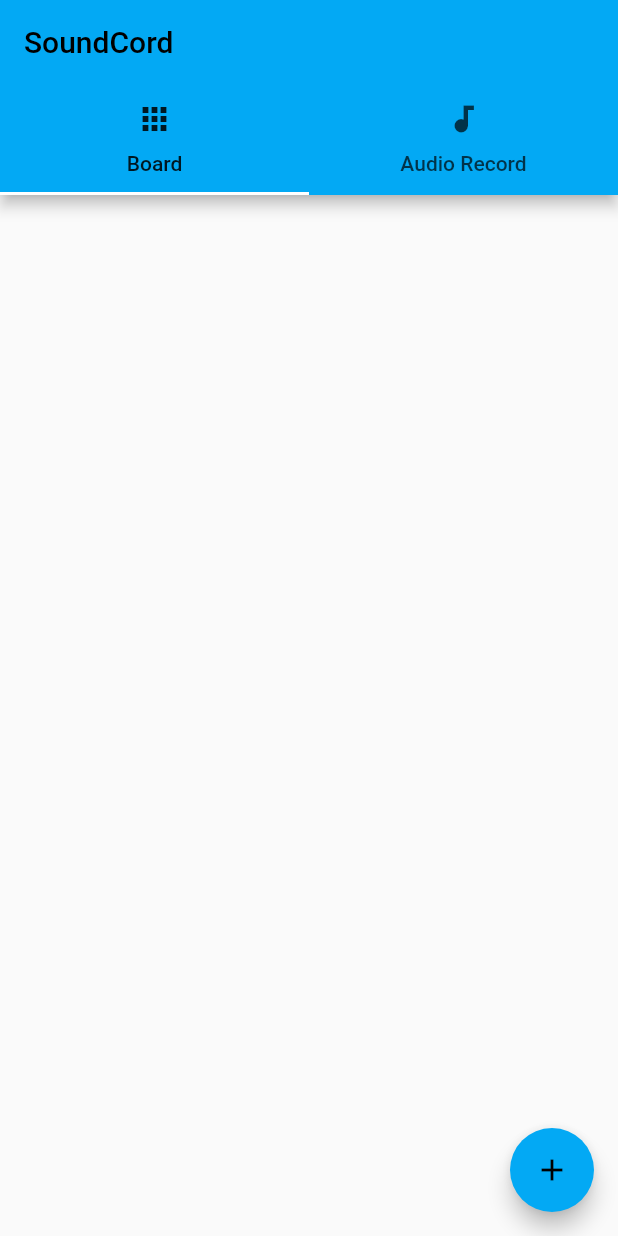
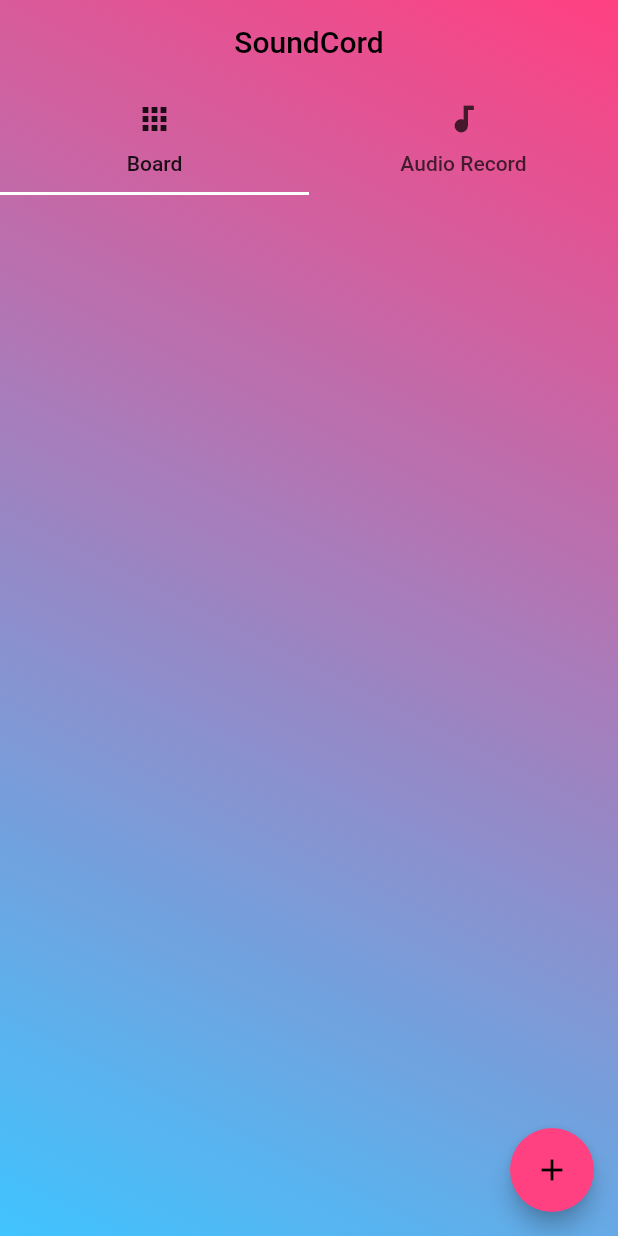
Before and after one commit to hyin8/CS4750-Mobile-Project, a Flutter app: the screen it shows after launch, on a phone screen of 412 x 824 dp. Run offline on Flutter 3.47's test engine with Material 2 defaults, Android fonts, the phone set to English and light mode, and no system bars; our stand-ins replace file_picker, permission_handler, shared_preferences; missing offline and left inert: flutter_sound.

```diff
--- a/mobile_test/lib/audio_player.dart
+++ b/mobile_test/lib/audio_player.dart
@@ -6,8 +6,6 @@ class AudioPlayer{
 
   FlutterSoundPlayer? _player;
   bool _isPlayerInit = false;
-  bool isPlaying = false;
-  bool isPaused = false;
 
   Future init() async{
     _player = FlutterSoundPlayer();
@@ -24,25 +22,19 @@ class AudioPlayer{
   Future playAudio(String? path) async{
     if(!_isPlayerInit) return;
     _player!.startPlayer(fromURI: path);
-    isPlaying = true;
 
   }
   Future pauseAudio() async{
     if(!_isPlayerInit) return;
     await _player!.pausePlayer();
-    isPaused = true;
   }
   Future resumePlayer() async{
     if(!_isPlayerInit) return;
     await _player!.resumePlayer();
-    isPaused = false;
   }
   Future stopAudio() async{
     if(!_isPlayerInit) return;
     await _player!.stopPlayer();
-    isPlaying = false;
-    isPaused = false;
-
   }
 
 
--- a/mobile_test/lib/soundboard.dart
+++ b/mobile_test/lib/soundboard.dart
@@ -1,13 +1,9 @@
 import 'dart:async';
-import 'dart:io';
-import 'package:flutter_sound/flutter_sound.dart';
 import 'package:mobile_test/audio_player.dart';
 import 'package:path/path.dart';
-import 'util.dart';
 import 'package:shared_preferences/shared_preferences.dart';
 import 'package:flutter/foundation.dart';
 import 'package:flutter/material.dart';
-import 'package:path_provider/path_provider.dart';
 import 'package:file_picker/file_picker.dart';
 import 'sound_recorder.dart';
 
@@ -31,7 +27,7 @@ class _SoundBoardState extends State<SoundBoard>{
 
   //Style settings
   final padStyle = EdgeInsets.all(10);
-  final themeColor = Colors.lightBlue;
+  final themeColor = Colors.lightBlueAccent;
   final secondThemeColor = Colors.pinkAccent;
   final ButtonStyle flatButtonStyle = TextButton.styleFrom(
     backgroundColor: Colors.lightBlue,
@@ -74,8 +70,11 @@ class _SoundBoardState extends State<SoundBoard>{
     return DefaultTabController(
         length: 2,
         child: Scaffold(
+          extendBodyBehindAppBar: true,
           appBar: AppBar(
-            title: const Text("SoundCord"),
+            title: Center(child: Text("SoundCord")),
+            elevation: 0,
+            backgroundColor: Colors.transparent,
             bottom: const TabBar(
               indicatorColor: Colors.white,
               //isScrollable: true,
@@ -91,10 +90,22 @@ class _SoundBoardState extends State<SoundBoard>{
               ],
             ),
           ),
-          body: TabBarView(children: [
+          body: Container(
+            decoration: BoxDecoration(
+              gradient: LinearGradient(
+                colors: [
+                  themeColor,
+                  secondThemeColor,
+                ],
+                begin: Alignment.bottomLeft,
+                end: Alignment.topRight
+              )
+            ),
+            child: TabBarView(children: [
               buildBoard(context),
               buildAudioRecorder()
             ],
+            ),
           ),
         )
     );
@@ -117,7 +128,7 @@ class _SoundBoardState extends State<SoundBoard>{
             Container(
               padding: padStyle,
               decoration: BoxDecoration(
-                color:Colors.red,
+                color:Colors.transparent,
                 borderRadius: BorderRadius.circular(20)
               ),
               width: 150,
@@ -170,37 +181,48 @@ class _SoundBoardState extends State<SoundBoard>{
   }
 
   Widget buildBoard(BuildContext context) {
-    int curIndex = 0;
     return Scaffold(
-      body: ListView.builder(
+      body: Container(
+        decoration: BoxDecoration(
+          gradient: LinearGradient(
+            colors: [
+              themeColor,
+              secondThemeColor
+            ],
+            begin: Alignment.bottomLeft,
+            end: Alignment.topRight
+          )
+        ),
+        child: ListView.builder(
             itemCount: _files.length,
             itemBuilder: (BuildContext context, int index){
-      return ListTile(
+        return Container(
+          margin: EdgeInsets.all(5),
+          decoration: BoxDecoration(
+            color: Colors.white70,
+            borderRadius: BorderRadius.only(
+              topLeft: Radius.circular(10),
+              topRight: Radius.circular(10),
+              bottomLeft: Radius.circular(10),
+              bottomRight: Radius.circular(10)
+            ),
+            boxShadow: [
+              BoxShadow(
+                color: Colors.grey.withOpacity(0.5),
+                spreadRadius: 5,
+                blurRadius: 7,
+                offset: Offset(0,3),
+              )
+            ]
+          ),
+          child: ListTile(
             onTap: (){
-          if(!player.isPlaying){
-            curIndex = index;
-          }
-          else if(player.isPlaying & (curIndex != index)){
-            player.stopAudio();
-            return;
-          }
-          if(!player.isPlaying){
               player.playAudio(_files[index]);
-          }
-          else if(player.isPlaying & !player.isPaused){
-            player.pauseAudio();
-          }
-          else if(player.isPlaying & player.isPaused){
-            player.resumePlayer();
-          }
             },
             leading: IconButton(
               icon: Icon(Icons.cancel),
               onPressed: (){
                 _files.removeAt(index);
-            if(player.isPlaying){
-              player.stopAudio();
-            }
                 setState(() {
 
                 });
@@ -233,15 +255,16 @@ class _SoundBoardState extends State<SoundBoard>{
             trailing: IconButton(
                 icon: Icon(Icons.stop),
                 onPressed: (){
-                if(player.isPlaying){
                   player.stopAudio();
-                }
                 },
             )
+          ),
         );
 
         }),
+      ),
       floatingActionButton: FloatingActionButton(
+        backgroundColor: secondThemeColor,
         onPressed: () async{
           FilePickerResult? result = await FilePicker.platform.pickFiles(
             type: FileType.audio
```
Also changed, not shown: mobile_test/pubspec.yaml (+12 -4 lines), mobile_test/assets/play_store_512.png (added), mobile_test/pubspec.lock, 31 other files. Lines whose indentation alone changed are shown as unchanged.
